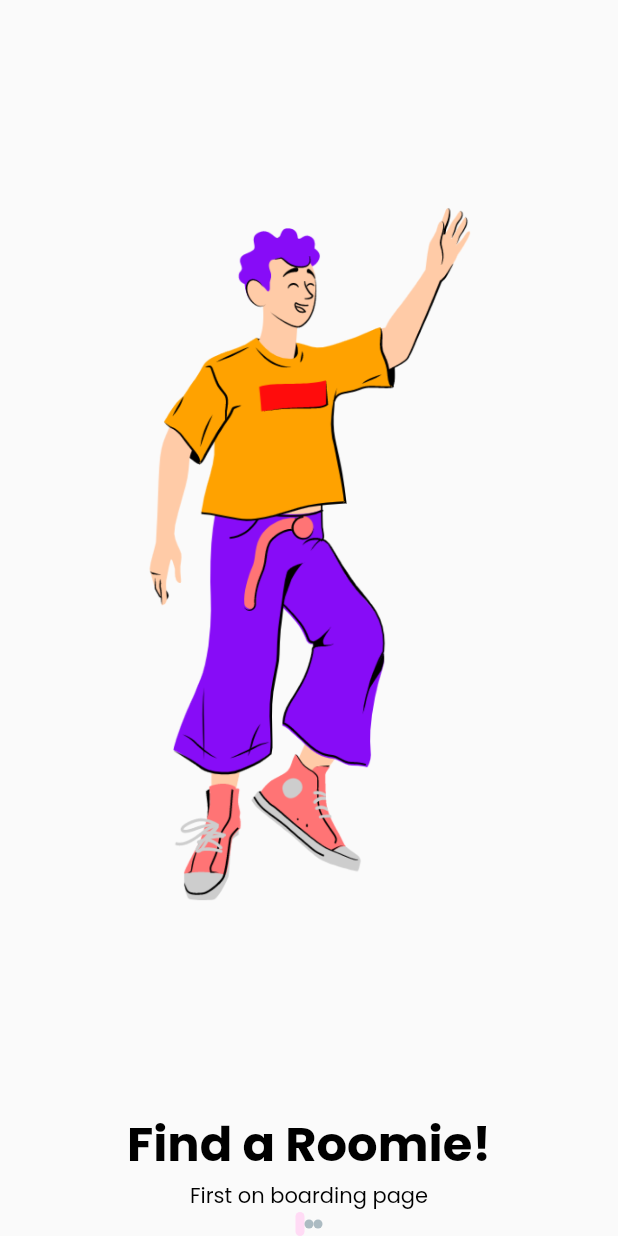
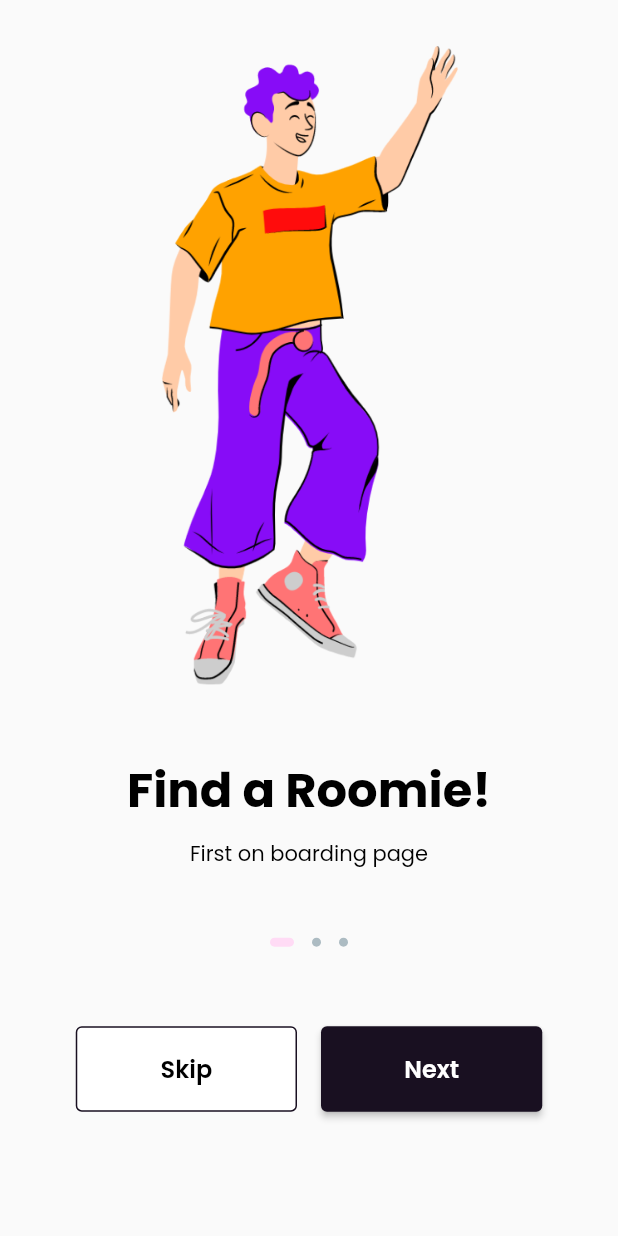
Before and after one commit to satriawarn/FlutterBooking, a Flutter app: the screen it shows after launch, on a phone screen of 412 x 824 dp. Run offline on Flutter 3.47's test engine with Material 2 defaults, Android fonts, the phone set to English and light mode, and no system bars; our stand-ins replace bloc, flutter_bloc, flutter_screenutil.

Commit message:
fix layout

```diff
--- /dev/null
+++ b/lib/extension/double_extension.dart
@@ -0,0 +1,6 @@
+import 'package:flutter/material.dart';
+
+extension DoubleExtension on double{
+  Widget get width => SizedBox(width: this,);
+  Widget get height => SizedBox(height: this,);
+}
--- /dev/null
+++ b/lib/extension/extension.dart
@@ -0,0 +1 @@
+export 'package:booking_aja/extension/extension.dart';
--- a/lib/presentation/pages/onboarding/component/onboarding_button.dart
+++ b/lib/presentation/pages/onboarding/component/onboarding_button.dart
@@ -1,10 +1,24 @@
+import 'package:booking_aja/extension/double_extension.dart';
+import 'package:booking_aja/presentation/widget/primary_button.dart';
+import 'package:booking_aja/presentation/widget/secondary_button.dart';
 import 'package:flutter/material.dart';
+import 'package:flutter_bloc/flutter_bloc.dart';
+
+import '../onboarding_cubit.dart';
 
 class OnBoardingButton extends StatelessWidget {
   const OnBoardingButton({Key? key}) : super(key: key);
 
   @override
   Widget build(BuildContext context) {
-    return Container();
+    final cubit = BlocProvider.of<OnboardingCubit>(context);
+    return Row(
+      mainAxisAlignment: MainAxisAlignment.center,
+      children: [
+        SecondaryButton(onPressed: cubit.skip, text: "Skip", width: 147.5,),
+        16.0.width,
+        PrimaryButton(onPressed: cubit.next, text: "Next", width: 147.5,)
+      ],
+    );
   }
 }
--- a/lib/presentation/pages/onboarding/component/onboarding_indicator.dart
+++ b/lib/presentation/pages/onboarding/component/onboarding_indicator.dart
@@ -18,18 +18,19 @@ class OnBoardingIndicator extends StatelessWidget {
           children: List.generate(
             cubit.state.onboardingList.length,
             (index) => index == cubit.state.currentIndex
-                ? _activeIndicator()
-                : _inActiveIndicator(),
+                ? _activeIndicator(index)
+                : _inActiveIndicator(index),
           ),
         );
       },
     );
   }
 
-  Widget _activeIndicator() {
+  Widget _activeIndicator(int index) {
     return Container(
-      height: 16,
-      width: 6,
+      height: 6,
+      width: 16,
+      margin: EdgeInsets.symmetric(horizontal: index == 1 ? 12 : 0),
       decoration: BoxDecoration(
         color: AppColor.accentPink,
         borderRadius: BorderRadius.circular(4),
@@ -37,10 +38,11 @@ class OnBoardingIndicator extends StatelessWidget {
     );
   }
 
-  Widget _inActiveIndicator() {
+  Widget _inActiveIndicator(int index) {
     return Container(
       height: 6,
       width: 6,
+      margin: EdgeInsets.symmetric(horizontal: index == 1 ? 12 : 0),
       decoration: BoxDecoration(
         color: AppColor.ink03,
         borderRadius: BorderRadius.circular(4),
--- a/lib/presentation/pages/onboarding/component/onboarding_title.dart
+++ b/lib/presentation/pages/onboarding/component/onboarding_title.dart
@@ -1,3 +1,4 @@
+import 'package:booking_aja/extension/double_extension.dart';
 import 'package:booking_aja/presentation/pages/onboarding/onboarding_state.dart';
 import 'package:flutter/material.dart';
 import 'package:flutter_bloc/flutter_bloc.dart';
@@ -5,8 +6,8 @@ import 'package:flutter_bloc/flutter_bloc.dart';
 import '../../../../config/theme/app_font.dart';
 import '../onboarding_cubit.dart';
 
-class OnBoardintTitle extends StatelessWidget {
-  const OnBoardintTitle({Key? key}) : super(key: key);
+class OnBoardingTitle extends StatelessWidget {
+  const OnBoardingTitle({Key? key}) : super(key: key);
 
   @override
   Widget build(BuildContext context) {
@@ -21,6 +22,7 @@ class OnBoardintTitle extends StatelessWidget {
               style: AppFont.h3,
               textAlign: TextAlign.center,
             ),
+            8.0.height,
             Text(
               cubit.state.onboardingList[cubit.state.currentIndex]
                       .description ??
--- a/lib/presentation/pages/onboarding/onboarding_cubit.dart
+++ b/lib/presentation/pages/onboarding/onboarding_cubit.dart
@@ -24,4 +24,8 @@ class OnboardingCubit extends Cubit<OnboardingState> {
       emit(state.clone()..currentIndex = index);
     }
   }
+
+  void skip(){
+
+  }
 }
--- a/lib/presentation/pages/onboarding/onboarding_view.dart
+++ b/lib/presentation/pages/onboarding/onboarding_view.dart
@@ -1,3 +1,4 @@
+import 'package:booking_aja/extension/double_extension.dart';
 import 'package:booking_aja/presentation/pages/onboarding/component/component.dart';
 import 'package:flutter/material.dart';
 import 'package:flutter_bloc/flutter_bloc.dart';
@@ -17,15 +18,25 @@ class OnboardingPage extends StatelessWidget {
   }
 
   Widget _buildPage(BuildContext context) {
-
     return Scaffold(
-      body: Column(
-        children: const [
-          OnBoardingImage(),
-          OnBoardintTitle(),
-          OnBoardingIndicator(),
-          OnBoardingButton(),
-        ],
+      body: Padding(
+        padding: const EdgeInsets.only(
+          top: 16,
+          left: 16,
+          right: 16,
+        ),
+        child: Column(
+          children: [
+            const OnBoardingImage(),
+            32.0.height,
+            const OnBoardingTitle(),
+            45.0.height,
+            const OnBoardingIndicator(),
+            53.0.height,
+            const OnBoardingButton(),
+            82.9.height,
+          ],
+        ),
       ),
     );
   }
--- a/lib/presentation/widget/primary_button.dart
+++ b/lib/presentation/widget/primary_button.dart
@@ -4,12 +4,11 @@ import 'package:flutter/material.dart';
 class PrimaryButton extends StatelessWidget {
   const PrimaryButton(
       {Key? key,
-      this.type = PrimaryButtonType.type1,
+      this.type = PrimaryButtonType.type3,
       required this.onPressed,
       required this.text,
       this.width = 78})
       : super(key: key);
-
   final PrimaryButtonType type;
   final VoidCallback? onPressed;
   final String text;
@@ -37,7 +36,7 @@ class PrimaryButton extends StatelessWidget {
           ),
         ),
         child: Text(
-          "Download",
+          text,
           style: AppFont.componentSmall.copyWith(color: AppColor.ink06),
         ),
       ),
@@ -57,7 +56,7 @@ class PrimaryButton extends StatelessWidget {
           ),
         ),
         child: Text(
-          "Download",
+          text,
           style: AppFont.componentMediumBold.copyWith(color: AppColor.ink06),
         ),
       ),
@@ -65,14 +64,28 @@ class PrimaryButton extends StatelessWidget {
   }
 
   Widget _type3() {
-    return ElevatedButton(
-      onPressed: onPressed,
-      child: Text(
-        "Download",
-        style: AppFont.componentSmall,
+    return SizedBox(
+      width: width,
+      height: 57,
+      child: ElevatedButton(
+        onPressed: onPressed,
+        style: ElevatedButton.styleFrom(
+          backgroundColor: AppColor.ink01,
+          shape: RoundedRectangleBorder(
+            borderRadius: BorderRadius.circular(4),
+          ),
+        ),
+        child: Text(
+          text,
+          style: AppFont.componentLarge.copyWith(color: AppColor.ink06),
+        ),
       ),
     );
   }
 }
 
-enum PrimaryButtonType { type1, type2, type3 }
+enum PrimaryButtonType {
+  type1,
+  type2,
+  type3,
+}
--- /dev/null
+++ b/lib/presentation/widget/secondary_button.dart
@@ -0,0 +1,91 @@
+import 'package:booking_aja/config/config.dart';
+import 'package:flutter/material.dart';
+import 'package:flutter_screenutil/flutter_screenutil.dart';
+
+class SecondaryButton extends StatelessWidget {
+  const SecondaryButton(
+      {Key? key,
+        this.type = SecondaryType.type3,
+        required this.onPressed,
+        required this.text,
+        this.width = 78})
+      : super(key: key);
+  final SecondaryType type;
+  final VoidCallback? onPressed;
+  final String text;
+  final double width;
+
+  @override
+  Widget build(BuildContext context) {
+    return type == SecondaryType.type1
+        ? _type1()
+        : type == SecondaryType.type2
+        ? _type2()
+        : _type3();
+  }
+
+  Widget _type1() {
+    return SizedBox(
+      height: 24,
+      width: width,
+      child: OutlinedButton(
+        onPressed: onPressed,
+        style: OutlinedButton.styleFrom(
+          side: const BorderSide(color: AppColor.ink01),
+          backgroundColor: AppColor.ink06,
+          shape: RoundedRectangleBorder(
+            borderRadius: BorderRadius.circular(4),
+          ),
+        ),
+        child: Text(
+          text,
+          style: AppFont.componentSmall,
+        ),
+      ),
+    );
+  }
+
+  Widget _type2() {
+    return SizedBox(
+      height: 32,
+      width: width,
+      child: OutlinedButton(
+        onPressed: onPressed,
+        style: OutlinedButton.styleFrom(
+          side: const BorderSide(color: AppColor.ink01),
+          backgroundColor: AppColor.ink06,
+          shape: RoundedRectangleBorder(
+            borderRadius: BorderRadius.circular(4),
+          ),
+        ),
+        child: Text(
+          text,
+          style: AppFont.componentMediumBold,
+        ),
+      ),
+    );
+  }
+
+  Widget _type3() {
+    return SizedBox(
+      height: 57,
+      width: width,
+      child: OutlinedButton(
+        onPressed: onPressed,
+        style: OutlinedButton.styleFrom(
+          side: const BorderSide(color: AppColor.ink01),
+          backgroundColor: AppColor.ink06,
+          shape: RoundedRectangleBorder(
+            borderRadius: BorderRadius.circular(4),
+          ),
+        ),
+        child: Text(
+          text,
+          style: AppFont.componentLarge,
+        ),
+      ),
+    );
+  }
+}
+
+enum SecondaryType { type1, type2, type3 }
--- a/lib/presentation/widget/widget.dart
+++ b/lib/presentation/widget/widget.dart
@@ -0,0 +1,2 @@
+export 'primary_button.dart';
+export 'secondary_button.dart';
--- a/pubspec.yaml
+++ b/pubspec.yaml
@@ -11,6 +11,7 @@ dependencies:
   cupertino_icons: ^1.0.2
   flutter:
     sdk: flutter
+  flutter_screenutil: ^5.6.0
   flutter_bloc: ^8.1.1
   http: ^0.13.5
   logging: ^1.1.0
```
Also changed, not shown: pubspec.lock, 1 other file.
